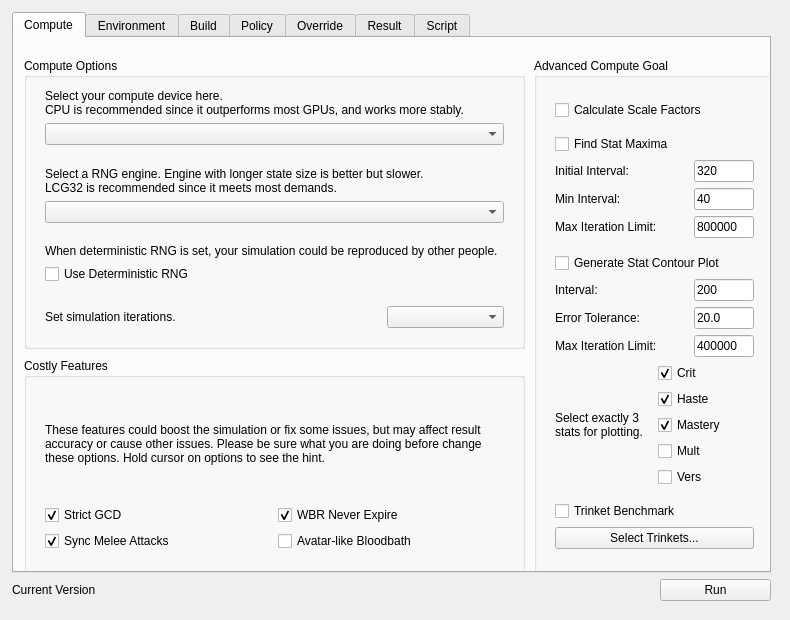
Above: ic/gic.ui from AeanSR/irecore2 before the change. Below: the same form after it.
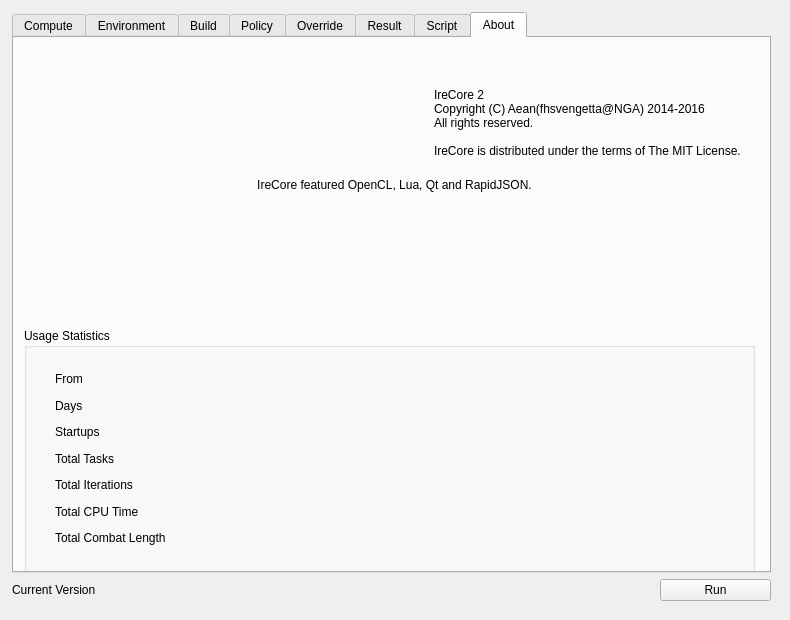
That is the form after the change. Icons and pictures are not drawn.

Patch:
```diff
--- a/ic/gic.ui
+++ b/ic/gic.ui
@@ -50,7 +50,7 @@
      <item>
       <widget class="QTabWidget" name="tabWidget">
        <property name="currentIndex">
-        <number>0</number>
+        <number>7</number>
        </property>
        <widget class="QWidget" name="tabCompute">
         <attribute name="title">
@@ -3279,6 +3279,357 @@
          </layout>
         </widget>
        </widget>
+       <widget class="QWidget" name="tabAbout">
+        <attribute name="title">
+         <string>About</string>
+        </attribute>
+        <widget class="QLabel" name="lblAboutICLOGO">
+         <property name="geometry">
+          <rect>
+           <x>10</x>
+           <y>30</y>
+           <width>401</width>
+           <height>91</height>
+          </rect>
+         </property>
+         <property name="sizePolicy">
+          <sizepolicy hsizetype="Minimum" vsizetype="Minimum">
+           <horstretch>0</horstretch>
+           <verstretch>0</verstretch>
+          </sizepolicy>
+         </property>
+         <property name="text">
+          <string/>
+         </property>
+         <property name="textFormat">
+          <enum>Qt::RichText</enum>
+         </property>
+         <property name="pixmap">
+          <pixmap resource="gic.qrc">:/gic/logo/splash.png</pixmap>
+         </property>
+         <property name="scaledContents">
+          <bool>false</bool>
+         </property>
+         <property name="alignment">
+          <set>Qt::AlignLeading|Qt::AlignLeft|Qt::AlignTop</set>
+         </property>
+        </widget>
+        <widget class="QLabel" name="label_43">
+         <property name="geometry">
+          <rect>
+           <x>420</x>
+           <y>50</y>
+           <width>351</width>
+           <height>91</height>
+          </rect>
+         </property>
+         <property name="text">
+          <string>IreCore 2
+Copyright (C) Aean(fhsvengetta@NGA) 2014-2016
+All rights reserved.
+
+IreCore is distributed under the terms of The MIT License.</string>
+         </property>
+         <property name="textFormat">
+          <enum>Qt::PlainText</enum>
+         </property>
+         <property name="alignment">
+          <set>Qt::AlignLeading|Qt::AlignLeft|Qt::AlignTop</set>
+         </property>
+        </widget>
+        <widget class="QLabel" name="label_44">
+         <property name="geometry">
+          <rect>
+           <x>10</x>
+           <y>140</y>
+           <width>741</width>
+           <height>21</height>
+          </rect>
+         </property>
+         <property name="text">
+          <string>IreCore featured OpenCL, Lua, Qt and RapidJSON.</string>
+         </property>
+         <property name="textFormat">
+          <enum>Qt::PlainText</enum>
+         </property>
+         <property name="alignment">
+          <set>Qt::AlignHCenter|Qt::AlignTop</set>
+         </property>
+        </widget>
+        <widget class="QGroupBox" name="groupBox_11">
+         <property name="geometry">
+          <rect>
+           <x>10</x>
+           <y>290</y>
+           <width>731</width>
+           <height>251</height>
+          </rect>
+         </property>
+         <property name="title">
+          <string>Usage Statistics</string>
+         </property>
+         <widget class="QWidget" name="layoutWidget">
+          <property name="geometry">
+           <rect>
+            <x>20</x>
+            <y>30</y>
+            <width>701</width>
+            <height>201</height>
+           </rect>
+          </property>
+          <layout class="QVBoxLayout" name="verticalLayout_17">
+           <item>
+            <widget class="QLabel" name="lblStatisticFrom">
+             <property name="text">
+              <string notr="true">From</string>
+             </property>
+            </widget>
+           </item>
+           <item>
+            <widget class="QLabel" name="lblStatisticDays">
+             <property name="text">
+              <string notr="true">Days</string>
+             </property>
+            </widget>
+           </item>
+           <item>
+            <widget class="QLabel" name="lblStatisticStartups">
+             <property name="text">
+              <string notr="true">Startups</string>
+             </property>
+            </widget>
+           </item>
+           <item>
+            <widget class="QLabel" name="lblStatisticTasks">
+             <property name="text">
+              <string notr="true">Total Tasks</string>
+             </property>
+            </widget>
+           </item>
+           <item>
+            <widget class="QLabel" name="lblStatisticIterations">
+             <property name="text">
+              <string notr="true">Total Iterations</string>
+             </property>
+            </widget>
+           </item>
+           <item>
+            <widget class="QLabel" name="lblStatisticCPUTime">
+             <property name="text">
+              <string notr="true">Total CPU Time</string>
+             </property>
+            </widget>
+           </item>
+           <item>
+            <widget class="QLabel" name="lblStatisticCombatLength">
+             <property name="text">
+              <string notr="true">Total Combat Length</string>
+             </property>
+            </widget>
+           </item>
+          </layout>
+         </widget>
+        </widget>
+        <widget class="QWidget" name="layoutWidget">
+         <property name="geometry">
+          <rect>
+           <x>70</x>
+           <y>180</y>
+           <width>641</width>
+           <height>92</height>
+          </rect>
+         </property>
+         <layout class="QHBoxLayout" name="horizontalLayout_32">
+          <item>
+           <widget class="QLabel" name="lblAboutICLOGO_2">
+            <property name="sizePolicy">
+             <sizepolicy hsizetype="Fixed" vsizetype="Fixed">
+              <horstretch>0</horstretch>
+              <verstretch>0</verstretch>
+             </sizepolicy>
+            </property>
+            <property name="minimumSize">
+             <size>
+              <width>90</width>
+              <height>90</height>
+             </size>
+            </property>
+            <property name="maximumSize">
+             <size>
+              <width>90</width>
+              <height>90</height>
+             </size>
+            </property>
+            <property name="text">
+             <string/>
+            </property>
+            <property name="textFormat">
+             <enum>Qt::PlainText</enum>
+            </property>
+            <property name="pixmap">
+             <pixmap resource="gic.qrc">:/gic/logo/opencl.png</pixmap>
+            </property>
+            <property name="scaledContents">
+             <bool>true</bool>
+            </property>
+            <property name="alignment">
+             <set>Qt::AlignLeading|Qt::AlignLeft|Qt::AlignTop</set>
+            </property>
+           </widget>
+          </item>
+          <item>
+           <spacer name="horizontalSpacer">
+            <property name="orientation">
+             <enum>Qt::Horizontal</enum>
+            </property>
+            <property name="sizeHint" stdset="0">
+             <size>
+              <width>40</width>
+              <height>20</height>
+             </size>
+            </property>
+           </spacer>
+          </item>
+          <item>
+           <widget class="QLabel" name="lblAboutICLOGO_3">
+            <property name="sizePolicy">
+             <sizepolicy hsizetype="Fixed" vsizetype="Fixed">
+              <horstretch>0</horstretch>
+              <verstretch>0</verstretch>
+             </sizepolicy>
+            </property>
+            <property name="minimumSize">
+             <size>
+              <width>90</width>
+              <height>90</height>
+             </size>
+            </property>
+            <property name="maximumSize">
+             <size>
+              <width>90</width>
+              <height>90</height>
+             </size>
+            </property>
+            <property name="text">
+             <string/>
+            </property>
+            <property name="textFormat">
+             <enum>Qt::PlainText</enum>
+            </property>
+            <property name="pixmap">
+             <pixmap resource="gic.qrc">:/gic/lua/logo.gif</pixmap>
+            </property>
+            <property name="scaledContents">
+             <bool>true</bool>
+            </property>
+            <property name="alignment">
+             <set>Qt::AlignLeading|Qt::AlignLeft|Qt::AlignTop</set>
+            </property>
+           </widget>
+          </item>
+          <item>
+           <spacer name="horizontalSpacer_2">
+            <property name="orientation">
+             <enum>Qt::Horizontal</enum>
+            </property>
+            <property name="sizeHint" stdset="0">
+             <size>
+              <width>40</width>
+              <height>20</height>
+             </size>
+            </property>
+           </spacer>
+          </item>
+          <item>
+           <widget class="QLabel" name="lblAboutICLOGO_4">
+            <property name="sizePolicy">
+             <sizepolicy hsizetype="Fixed" vsizetype="Fixed">
+              <horstretch>0</horstretch>
+              <verstretch>0</verstretch>
+             </sizepolicy>
+            </property>
+            <property name="minimumSize">
+             <size>
+              <width>90</width>
+              <height>90</height>
+             </size>
+            </property>
+            <property name="maximumSize">
+             <size>
+              <width>90</width>
+              <height>90</height>
+             </size>
+            </property>
+            <property name="text">
+             <string/>
+            </property>
+            <property name="textFormat">
+             <enum>Qt::PlainText</enum>
+            </property>
+            <property name="pixmap">
+             <pixmap resource="gic.qrc">:/gic/logo/qt.png</pixmap>
+            </property>
+            <property name="scaledContents">
+             <bool>true</bool>
+            </property>
+            <property name="alignment">
+             <set>Qt::AlignLeading|Qt::AlignLeft|Qt::AlignTop</set>
+            </property>
+           </widget>
+          </item>
+          <item>
+           <spacer name="horizontalSpacer_3">
+            <property name="orientation">
+             <enum>Qt::Horizontal</enum>
+            </property>
+            <property name="sizeHint" stdset="0">
+             <size>
+              <width>40</width>
+              <height>20</height>
+             </size>
+            </property>
+           </spacer>
+          </item>
+          <item>
+           <widget class="QLabel" name="lblAboutICLOGO_5">
+            <property name="sizePolicy">
+             <sizepolicy hsizetype="Fixed" vsizetype="Fixed">
+              <horstretch>0</horstretch>
+              <verstretch>0</verstretch>
+             </sizepolicy>
+            </property>
+            <property name="minimumSize">
+             <size>
+              <width>250</width>
+              <height>50</height>
+             </size>
+            </property>
+            <property name="maximumSize">
+             <size>
+              <width>250</width>
+              <height>50</height>
+             </size>
+            </property>
+            <property name="text">
+             <string/>
+            </property>
+            <property name="textFormat">
+             <enum>Qt::PlainText</enum>
+            </property>
+            <property name="pixmap">
+             <pixmap resource="gic.qrc">:/gic/logo/rapidjson.png</pixmap>
+            </property>
+            <property name="scaledContents">
+             <bool>true</bool>
+            </property>
+            <property name="alignment">
+             <set>Qt::AlignLeading|Qt::AlignLeft|Qt::AlignTop</set>
+            </property>
+           </widget>
+          </item>
+         </layout>
+        </widget>
+       </widget>
       </widget>
      </item>
      <item>
```
Left out of the diff: 173 changed lines with no effect on the pictures.
